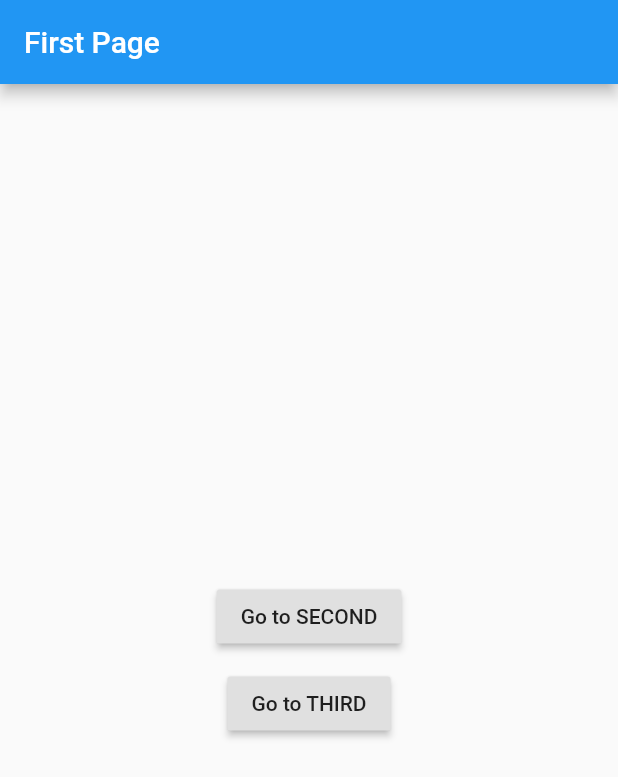
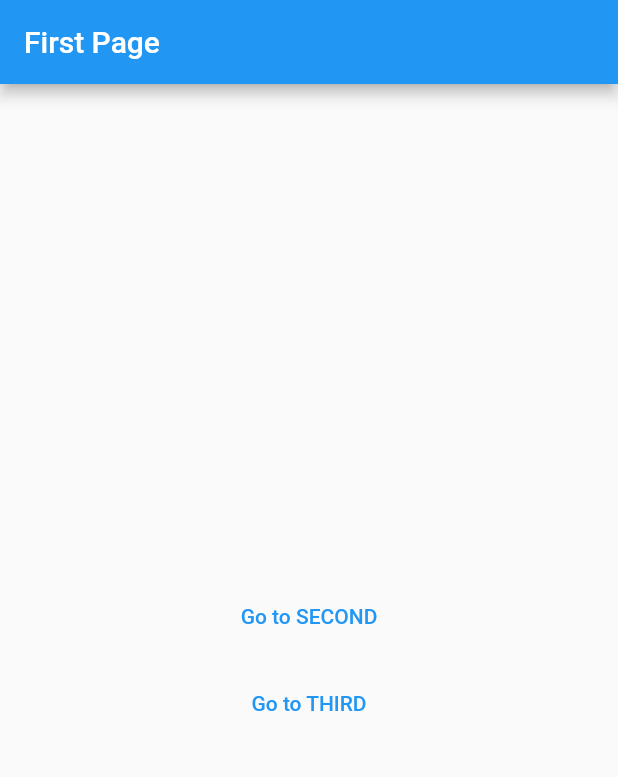
Before and after one commit to KayesAshfaQ/auto_route_demo, a Flutter app: the screen it shows after launch, on a phone screen of 412 x 824 dp. Shown: the top 777 px of the screen. Run offline on Flutter 3.47's test engine with Material 2 defaults, Android fonts, the phone set to English and light mode, and no system bars.

Commit message:
- ui updated - auto_route package added

```diff
--- a/lib/pages/initial_page.dart
+++ b/lib/pages/initial_page.dart
@@ -7,19 +7,19 @@ class InitialPage extends StatelessWidget {
   Widget build(BuildContext context) {
     return Scaffold(
       appBar: AppBar(
-        title: Text('First Page'),
+        title: const Text('First Page'),
       ),
       body: Center(
         child: Column(
           mainAxisAlignment: MainAxisAlignment.center,
           children: [
-            RaisedButton(
-              child: Text('Go to SECOND'),
+            TextButton(
+              child: const Text('Go to SECOND'),
               onPressed: () => navigateToSecond(context),
             ),
-            SizedBox(height: 10),
-            RaisedButton(
-              child: Text('Go to THIRD'),
+            const SizedBox(height: 10),
+            TextButton(
+              child: const Text('Go to THIRD'),
               onPressed: () => navigateToThird(context),
             ),
           ],
--- a/lib/pages/second_page.dart
+++ b/lib/pages/second_page.dart
@@ -9,12 +9,11 @@ class SecondPage extends StatelessWidget {
   Widget build(BuildContext context) {
     return Scaffold(
       appBar: AppBar(
-        title: Text('Second Page'),
+        title: const Text('Second Page'),
       ),
       body: Center(
         child: Text(
           userId,
-          //style: Theme.of(context).textTheme.display2,
         ),
       ),
     );
--- a/lib/pages/third_page.dart
+++ b/lib/pages/third_page.dart
@@ -14,7 +14,7 @@ class ThirdPage extends StatelessWidget {
   Widget build(BuildContext context) {
     return Scaffold(
       appBar: AppBar(
-        title: Text('Third Page'),
+        title: const Text('Third Page'),
       ),
       body: Center(
         child: Column(
@@ -22,7 +22,6 @@ class ThirdPage extends StatelessWidget {
           children: <Widget>[
             Text(
               userName,
-              //style: Theme.of(context).textTheme.display2,
             ),
             Text(
               points.toString(),
--- a/pubspec.yaml
+++ b/pubspec.yaml
@@ -11,10 +11,12 @@ dependencies:
   flutter:
     sdk: flutter
   cupertino_icons: ^1.0.2
+  auto_route: ^3.2.4
 
 dev_dependencies:
   flutter_test:
     sdk: flutter
+
   flutter_lints: ^1.0.0
 
 flutter:
```
Also changed, not shown: pubspec.lock.
